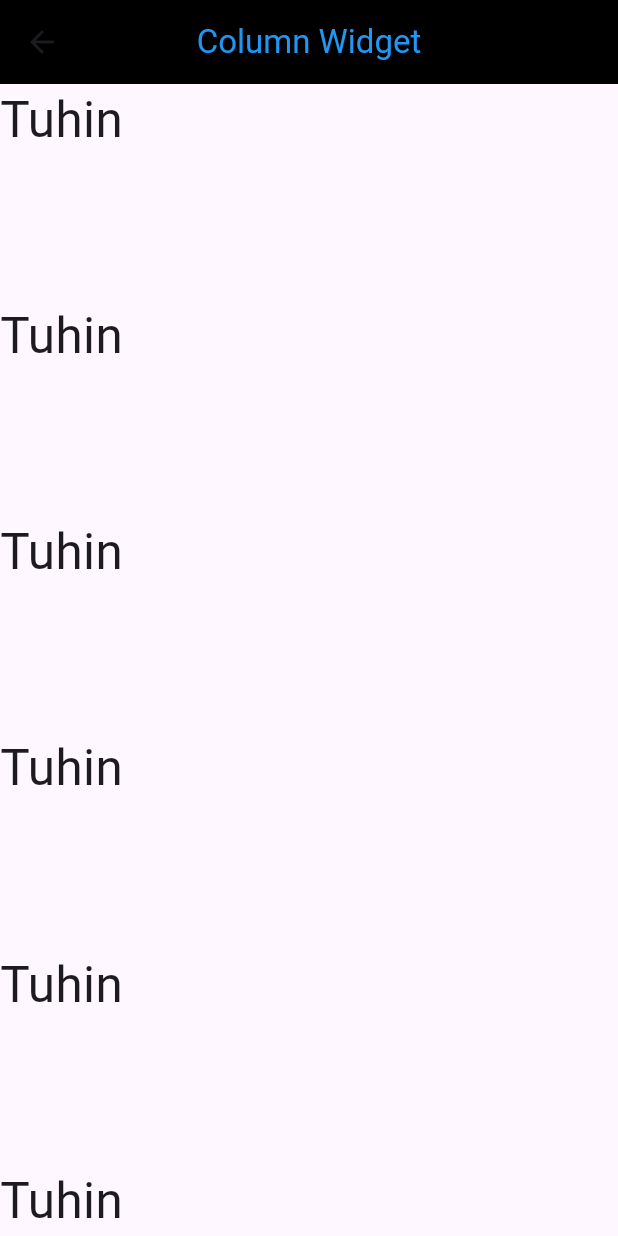
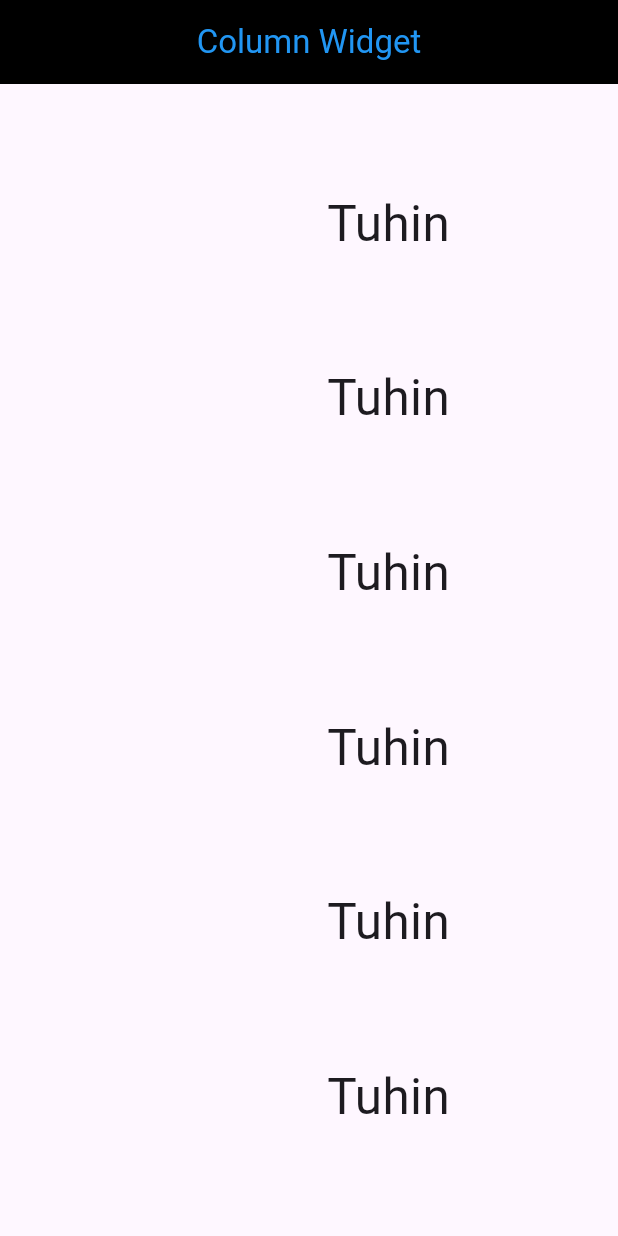
Before and after one commit to Mahafujmr/flutter_all_weiget_practice, a Flutter app: the ColumnWidget screen opened directly, on a phone screen of 412 x 824 dp. Run offline on Flutter 3.47's test engine with Material 3 defaults, Android fonts, the phone set to English and light mode, and no system bars.

Commit message:
flutter column widget

```diff
--- a/lib/layout_widgets/column.widget.dart
+++ b/lib/layout_widgets/column.widget.dart
@@ -14,8 +14,15 @@ class ColumnWidget extends StatelessWidget {
         ),
         centerTitle: true,
       ),
-      body: Column(
-        mainAxisAlignment: MainAxisAlignment.spaceBetween,
+      body: Container(
+        width: 300,
+        child: Column(
+          /*
+          mainAxisAlignment = >Vertical(Top to Buttom)
+          crossAxisAlignment => Horizontal(Right to left)
+          */
+          mainAxisAlignment: MainAxisAlignment.spaceEvenly,
+          crossAxisAlignment: CrossAxisAlignment.end,
           children: [
             Text('Tuhin', style: TextStyle(fontSize: 33)),
             Text('Tuhin', style: TextStyle(fontSize: 33)),
@@ -25,6 +32,7 @@ class ColumnWidget extends StatelessWidget {
             Text('Tuhin', style: TextStyle(fontSize: 33)),
           ],
         ),
+      ),
     );
   }
 }
--- a/lib/main.dart
+++ b/lib/main.dart
@@ -1,5 +1,5 @@
 import 'package:flutter/material.dart';
-import 'package:flutter_all_widget_practice/layout_widgets/row_widget.dart';
+import 'package:flutter_all_widget_practice/layout_widgets/column.widget.dart';
 
 void main() {
   runApp(MyApp());
@@ -26,7 +26,7 @@ class MyApp extends StatelessWidget {
 
       // builder is call back function
       //builder: (context, child) => ,
-      home: RowWidget(),
+      home: ColumnWidget(),
     );
   }
 }
```
Also changed, not shown: 1 other file. Lines whose indentation alone changed are shown as unchanged.
